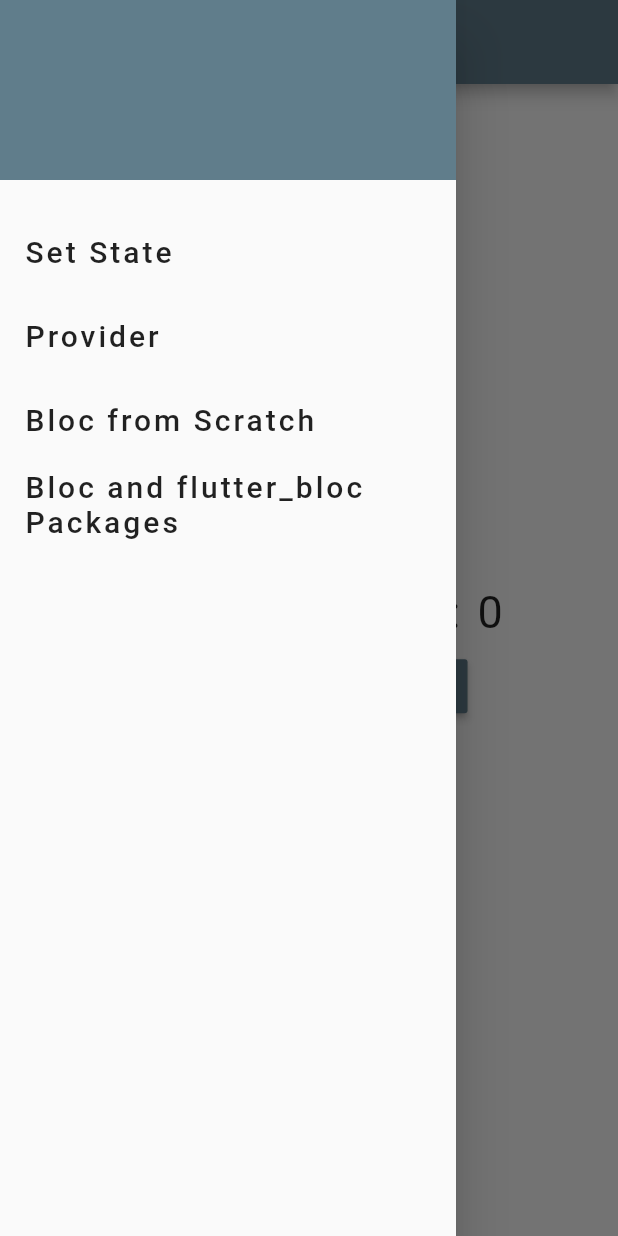
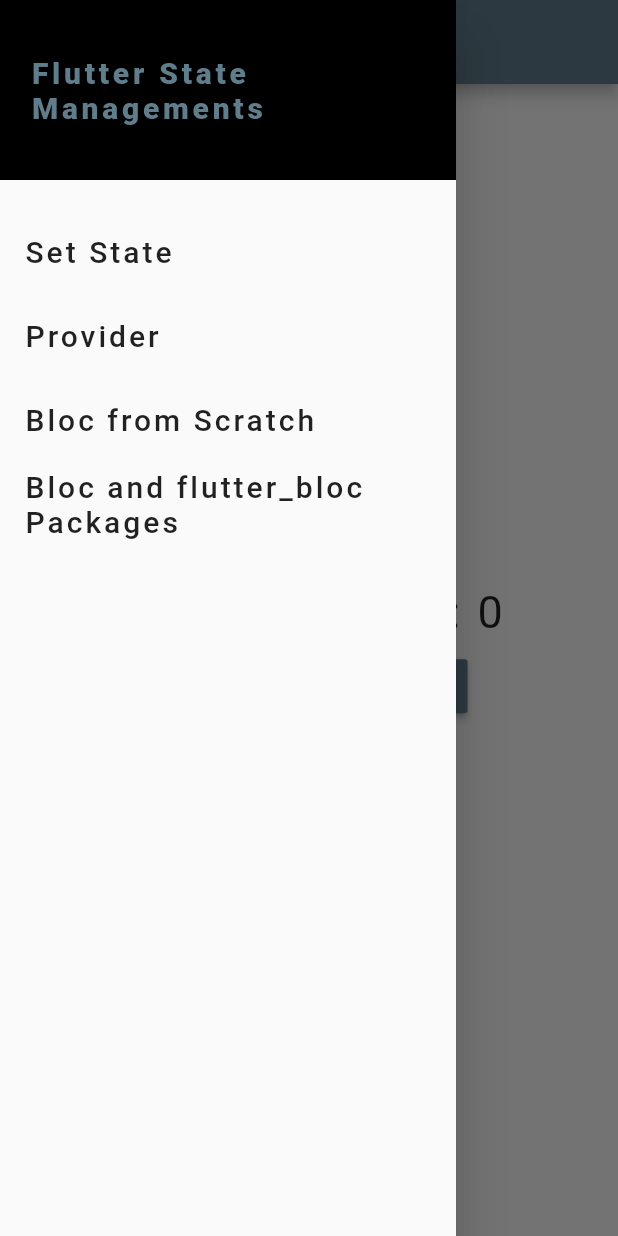
Before and after one commit to sharmayash/Flutter-state-managements, a Flutter app: the screen it shows after launch, with the side drawer open, on a phone screen of 412 x 824 dp. Run offline on Flutter 3.47's test engine with Material 2 defaults, Android fonts, the phone set to English and light mode, and no system bars; our stand-ins replace bloc, flutter_bloc.

Commit message:
ui change

```diff
--- a/lib/main.dart
+++ b/lib/main.dart
@@ -19,7 +19,8 @@ class MyApp extends StatelessWidget {
     return MaterialApp(
       title: 'Flutter State Management',
       debugShowCheckedModeBanner: false,
-      theme: ThemeData(primarySwatch: Colors.blueGrey),
+      theme:
+          ThemeData(primarySwatch: Colors.blueGrey, accentColor: Colors.black),
       initialRoute: '/',
       routes: {
         '/': (ctx) => MySetStateHome(),
--- a/lib/widgets/MyDrawer.dart
+++ b/lib/widgets/MyDrawer.dart
@@ -23,7 +23,7 @@ class MyDrawer extends StatelessWidget {
             color: Theme.of(context).accentColor,
             alignment: Alignment.center,
             child: Text(
-              "Cooking Up!",
+              "Flutter State Managements",
               style: TextStyle(
                 fontWeight: FontWeight.w900,
                 fontSize: 20,
```
